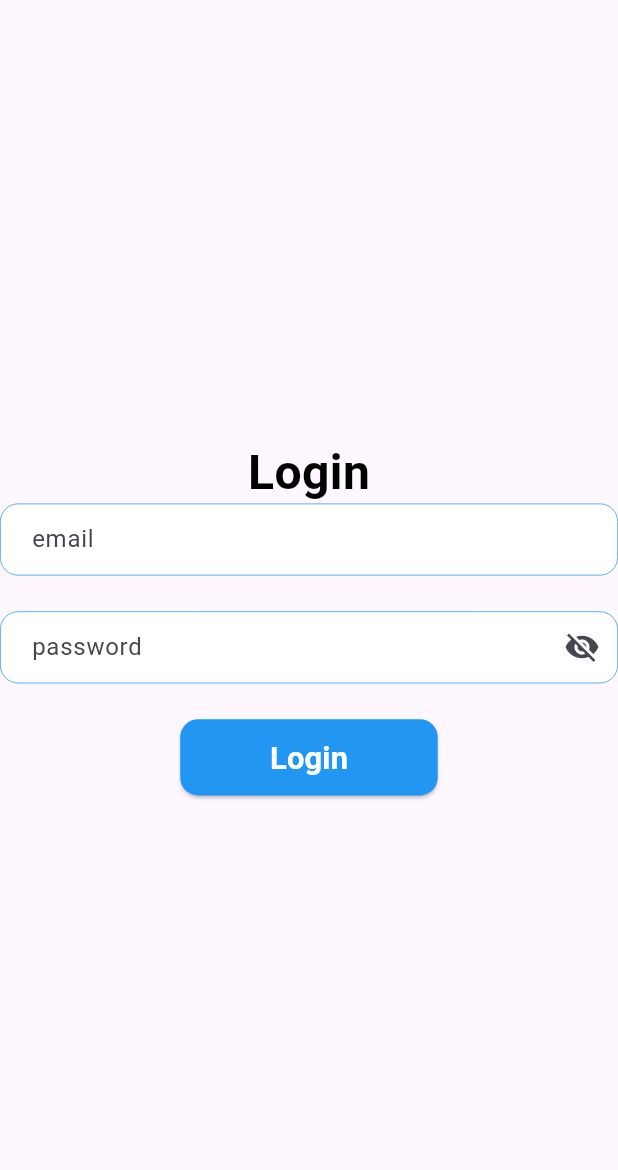
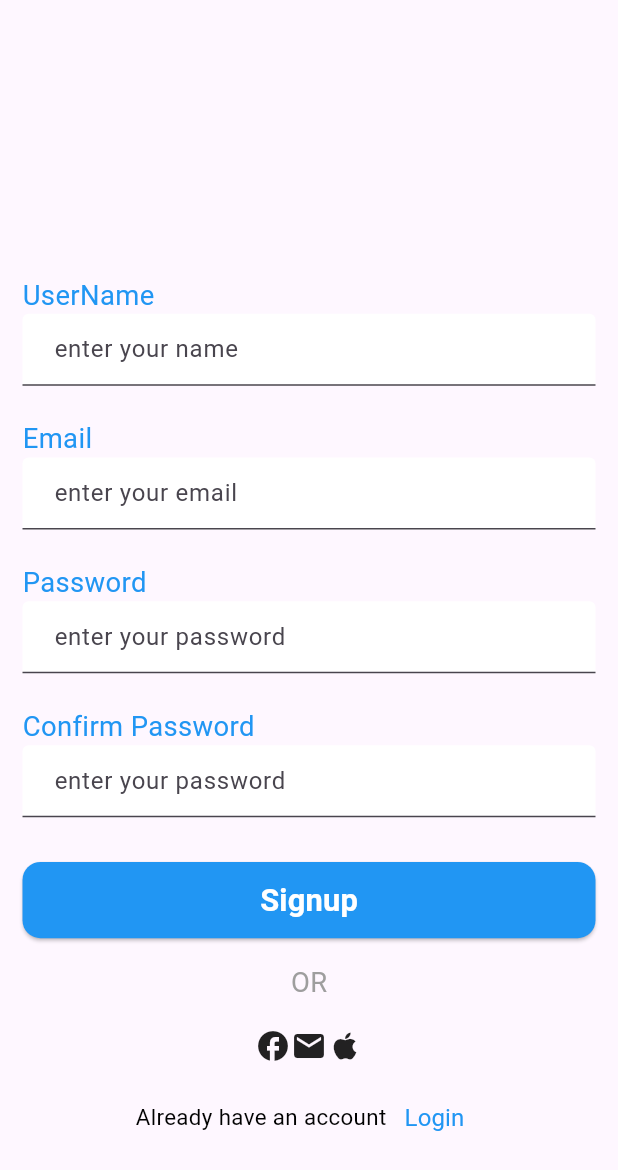
Before and after one commit to Na3ml/Bookazon_App, a Flutter app: the screen it shows after launch, on a phone screen of 412 x 824 dp. Shown: the top 1170 px of the screen. Run offline on Flutter 3.47's test engine with Material 2 defaults, Android fonts, the phone set to English and light mode, and no system bars; our stand-ins replace another_flushbar, dio, equatable, flutter_screenutil.

Commit message:
Login page and Signup page

```diff
--- a/lib/main.dart
+++ b/lib/main.dart
@@ -1,5 +1,6 @@
 import 'package:bookazon/resources/localization/generated/l10n.dart';
-import 'package:bookazon/view/screens/loginPage.dart';
+import 'package:bookazon/view/screens/login_page.dart';
+import 'package:bookazon/view/screens/signup_page.dart';
 import 'package:flutter/material.dart';
 import 'package:flutter_localizations/flutter_localizations.dart';
 import 'package:flutter_screenutil/flutter_screenutil.dart';
@@ -19,7 +20,7 @@ class MyApp extends StatelessWidget {
       splitScreenMode: true,
       builder: (context, child) {
         return  MaterialApp(
-          locale: const Locale("en", "US"),
+          locale: const Locale("en"),
           localizationsDelegates: const [
             S.delegate,
             GlobalMaterialLocalizations.delegate,
@@ -32,7 +33,7 @@ class MyApp extends StatelessWidget {
             colorScheme: ColorScheme.fromSeed(seedColor: Colors.deepPurple),
             useMaterial3: true,
           ),
-          home:  LoginPage(),//MyHomePage(title: S.of(context).test),
+          home:  SignupPage(),//MyHomePage(title: S.of(context).test),
         );
       },
     );
--- a/lib/resources/localization/l10n/intl_en.arb
+++ b/lib/resources/localization/l10n/intl_en.arb
@@ -1,6 +1,17 @@
 {
     "test": "test",
+    "title_login": "Login to  your account",
     "login": "Login",
-    "email": "email",
-    "password": "password"
+    "email": "Email",
+    "hint_email": "enter your email",
+    "hint_password": "enter your password",
+    "password": "Password",
+    "forget_password": "Forget Password?",
+    "or": "OR",
+    "dont_have_account": "Don't have an account",
+    "signup": "Signup",
+    "username": "UserName",
+    "hint_username": "enter your name",
+    "confirm_password": "Confirm Password",
+    "already_have_account": "Already have an account"
 }
--- a/lib/view/screens/loginPage.dart
+++ /dev/null
@@ -1,39 +0,0 @@
-import 'package:bookazon/view/widgets/public_button.dart';
-import 'package:bookazon/view/widgets/public_text.dart';
-import 'package:bookazon/resources/localization/generated/l10n.dart';
-import 'package:bookazon/view/widgets/public_text_form_field.dart';
-import 'package:flutter/material.dart';
-
-import 'package:flutter_screenutil/flutter_screenutil.dart';
-
-class LoginPage extends StatelessWidget {
-  LoginPage({Key? key}) : super(key: key);
-  TextEditingController emailController=TextEditingController();
-  TextEditingController passwordController=TextEditingController();
-  @override
-
-  Widget build(BuildContext context) {
-    return Scaffold(
-      body: Center(
-        child: Column(
-          mainAxisAlignment: MainAxisAlignment.center,
-
-          children: [
-            PublicText(txt:S.of(context).login,size: 28.sp,fw: FontWeight.bold),
-            SizedBox(
-              child: PublicTextFormField(hint: S.of(context).email, controller: emailController, validator: (e){},
-
-              ),
-            ),
-            SizedBox(height: 20.h,),
-            SizedBox(
-              child: PublicTextFormField(hint: S.of(context).password, controller: passwordController, validator: (e){},isPassword: true,showSuffixIcon: true),
-            ),
-            SizedBox(height: 20.h,),
-            PublicButton(title: S.of(context).login,width: 150.w,onPressed: (){})
-          ],
-        ),
-      ),
-    );
-  }
-}
--- /dev/null
+++ b/lib/view/screens/signup_page.dart
@@ -0,0 +1,99 @@
+import 'package:bookazon/view/widgets/public_button.dart';
+import 'package:bookazon/view/widgets/public_text.dart';
+import 'package:bookazon/view/widgets/public_text_form_field.dart';
+import 'package:flutter/material.dart';
+import 'package:flutter_screenutil/flutter_screenutil.dart';
+import 'package:bookazon/resources/localization/generated/l10n.dart';
+
+class SignupPage extends StatelessWidget {
+   SignupPage({super.key});
+   TextEditingController usernameController=TextEditingController();
+   TextEditingController emailController=TextEditingController();
+   TextEditingController passwordController=TextEditingController();
+   TextEditingController passwordConfirmController=TextEditingController();
+
+  @override
+  Widget build(BuildContext context) {
+    return Scaffold(
+      body: SingleChildScrollView(
+        child: Padding(
+          padding: const EdgeInsets.symmetric(horizontal: 15),
+          child: Column(
+            crossAxisAlignment: CrossAxisAlignment.center,
+            children: [
+
+              SizedBox(height: 155.h,),
+              //username
+              Align(
+                  alignment: Alignment.centerLeft,
+                  child: PublicText(txt: S.of(context).username,color: Colors.blue,)),
+              SizedBox(
+                width: 350.w,
+                child: PublicTextFormField(hint: S.of(context).hint_username, controller: usernameController, validator: (e){},
+
+                ),
+              ),
+              SizedBox(height: 20.h,),
+              //email
+              Align(
+                  alignment: Alignment.centerLeft,
+                  child: PublicText(txt: S.of(context).email,color: Colors.blue,)),
+              SizedBox(
+                width: 350.w,
+                child: PublicTextFormField(hint: S.of(context).hint_email, controller: usernameController, validator: (e){},
+
+                ),
+              ),
+              SizedBox(height: 20.h,),
+              //password
+              Align(
+                  alignment: Alignment.centerLeft,
+                  child: PublicText(txt: S.of(context).password,color: Colors.blue,)),
+              SizedBox(
+                width: 350.w,
+                child: PublicTextFormField(hint: S.of(context).hint_password, controller: usernameController, validator: (e){},
+
+                ),
+              ),
+              SizedBox(height: 20.h,),
+              //confirm password
+              Align(
+                  alignment: Alignment.centerLeft,
+                  child: PublicText(txt: S.of(context).confirm_password,color: Colors.blue,)),
+              SizedBox(
+                width: 350.w,
+                child: PublicTextFormField(hint: S.of(context).hint_password, controller: usernameController, validator: (e){},
+
+                ),
+              ),
+              SizedBox(height: 25.h,),
+              //button signup
+              PublicButton(title: S.of(context).signup,width: 350.w,onPressed: (){}),
+              // signup with facebook or gmail
+              SizedBox(height: 15.h,),
+              PublicText(txt: S.of(context).or,color: Colors.grey),
+              SizedBox(height: 15.h,),
+              const Row(
+                mainAxisAlignment: MainAxisAlignment.center,
+                children: [
+                  Icon(Icons.facebook),
+                  Icon(Icons.mail),
+                  Icon(Icons.apple),
+                ],
+              ),
+              SizedBox(height: 10.h,),
+              //already have account
+              Row(
+                mainAxisAlignment: MainAxisAlignment.center,
+                children: [
+                  PublicText(txt: S.of(context).already_have_account,size: 13.sp,),
+                  TextButton(onPressed: (){}, child: PublicText( txt: S.of(context).login,size: 14.sp,color: Colors.blue,))
+                ],
+              ),
+            ],
+          ),
+        ),
+      ),
+    );
+  }
+}
--- a/lib/view/widgets/public_text_form_field.dart
+++ b/lib/view/widgets/public_text_form_field.dart
@@ -68,14 +68,15 @@ class _PublicTextFormFieldState extends State<PublicTextFormField> {
         iconColor: AppColors.blue,
         filled: true,
         hintText: widget.hint,
-        enabledBorder: OutlineInputBorder(
-          borderRadius: BorderRadius.circular(widget.borderRadius),
-          borderSide: const BorderSide(color: AppColors.blue, width: 0.5),
-        ),
-        focusedBorder: OutlineInputBorder(
-          borderRadius: BorderRadius.circular(widget.borderRadius),
-          borderSide: const BorderSide(color: AppColors.blue, width: 0.5),
-        ),
+        // enabledBorder: OutlineInputBorder(
+        //
+        //  // borderRadius: BorderRadius.circular(widget.borderRadius),
+        //  // borderSide: const BorderSide(color: AppColors.blue, width: 0.5),
+        // ),
+        // focusedBorder: OutlineInputBorder(
+        //   borderRadius: BorderRadius.circular(widget.borderRadius),
+        //   borderSide: const BorderSide(color: AppColors.blue, width: 0.5),
+        // ),
         errorBorder: OutlineInputBorder(
           borderRadius: BorderRadius.circular(widget.borderRadius),
           borderSide: const BorderSide(color: Colors.red, width: 0.5),
```
Also changed, not shown: lib/view/screens/login_page.dart (added, +83 -0 lines), lib/resources/localization/generated/intl/messages_en.dart, lib/resources/localization/generated/l10n.dart.
